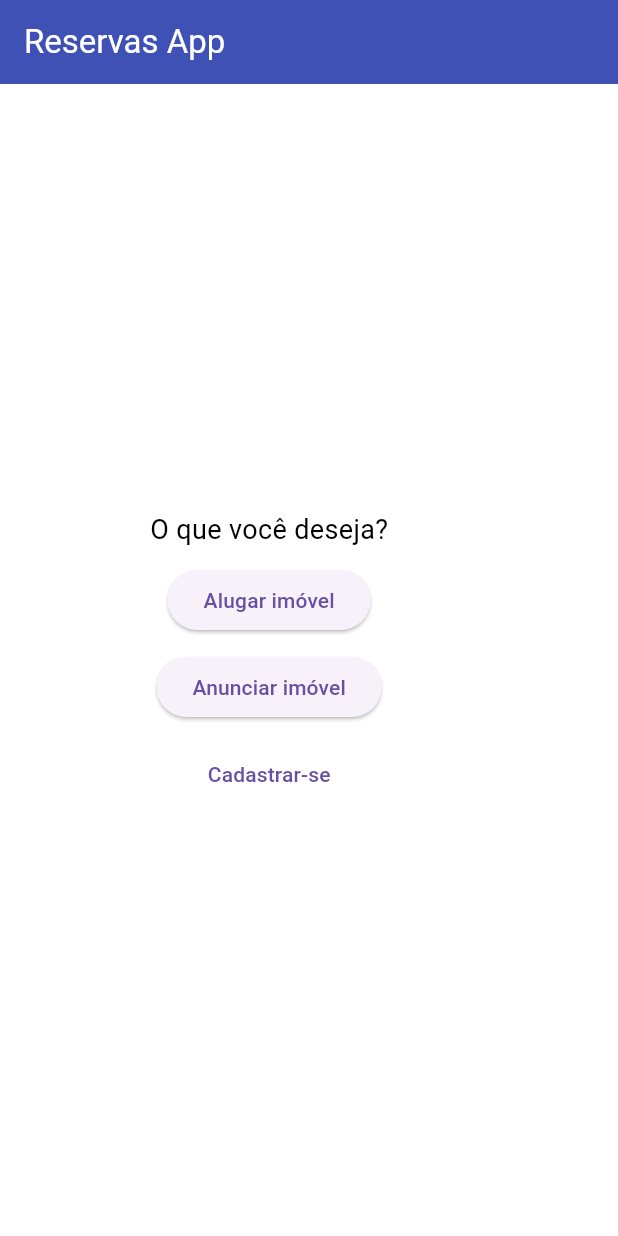
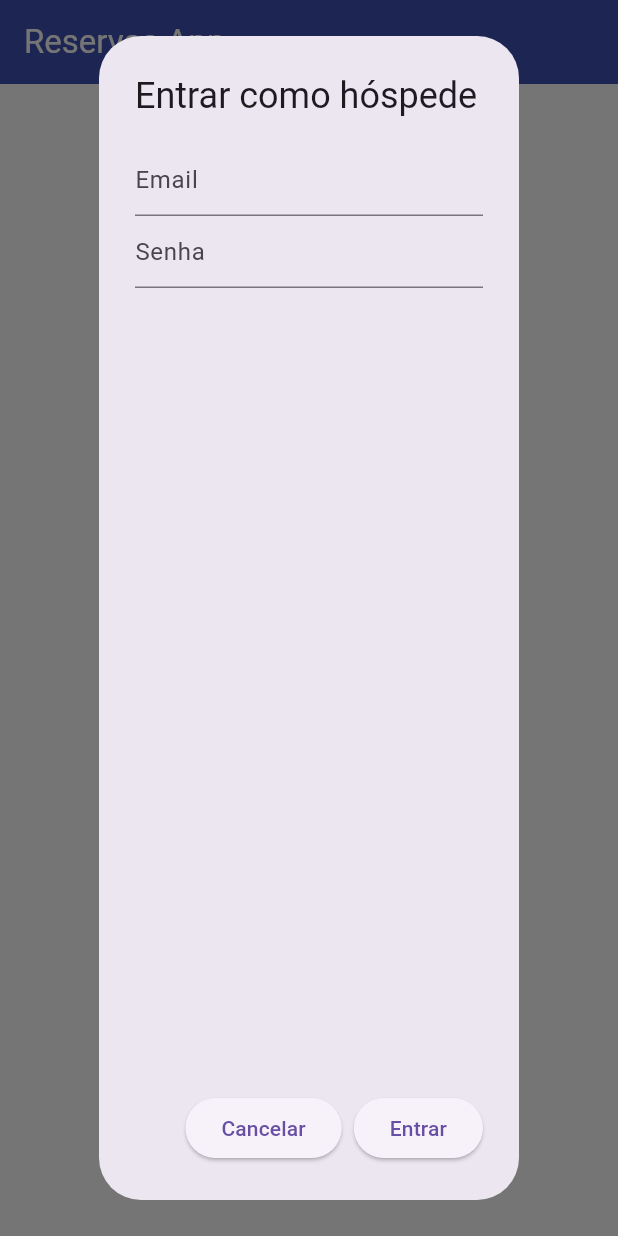
Before and after one commit to jade-mendes/reservas_app, a Flutter app: the screen it shows after launch, after a tap on "Alugar imóvel", on a phone screen of 412 x 824 dp. Run offline on Flutter 3.47's test engine with Material 3 defaults, Android fonts, the phone set to English and light mode, and no system bars; our stand-ins replace sqflite_common_ffi; accounts and stored records are empty; statements that could not run were skipped.

Commit message:
feat: DialogBox do login (incompleta)

```diff
--- a/lib/ui/screens/login.dart
+++ b/lib/ui/screens/login.dart
@@ -1,7 +1,6 @@
 import 'package:flutter/material.dart';
-import 'package:reservas_app/models/booking.dart';
-import 'package:reservas_app/services/booking_service.dart';
 import 'package:reservas_app/ui/screens/sign_up.dart';
+import 'package:reservas_app/services/user_service.dart';
 
 class Login extends StatefulWidget {
   const Login({super.key});
@@ -12,6 +11,9 @@ class Login extends StatefulWidget {
 }
 
 class _LoginState extends State<Login> {
+  final TextEditingController _emailController = TextEditingController();
+  final TextEditingController _passwordController = TextEditingController();
+
   /*  Mudar isso aqui de lugar, mas não sei pra onde */
   /* final BookingService _bookingService = BookingService();
 
@@ -44,6 +46,45 @@ class _LoginState extends State<Login> {
     }
   } */
 
+ void _displayLoginDialog(String userType) {
+  // Mostra uma DialogBox para o usuário digitar email e senha em vez de criar uma tela nova só para isso
+  UserService currentUser = UserService();
+  showDialog(
+      barrierDismissible: false,
+      context: context,
+      builder: (BuildContext context) {
+        return AlertDialog(
+          title: Text('Entrar como $userType'),
+          content: Column(
+            children: [
+              TextField(
+                onChanged: (value) {},
+                controller: _emailController,
+                decoration: InputDecoration(hintText: "Email"),
+              ),
+              TextField(
+                onChanged: (value) {},
+                obscureText: true,
+                obscuringCharacter: '*',
+                controller: _passwordController,
+                decoration: InputDecoration(hintText: "Senha"),
+              )]
+            ),
+          actions: [
+            ElevatedButton(
+                onPressed: () => Navigator.pop(context),
+                child: Text("Cancelar")),
+            ElevatedButton(
+                onPressed: () {
+                  currentUser.authenticateUser(_emailController.text, _passwordController.text);
+                  // TERMINAR ISSO AQUI
+                },
+                child: Text("Entrar"))
+          ]
+        );
+      });
+}
+
   @override
   Widget build(BuildContext context) {
     return Scaffold(
@@ -62,13 +103,13 @@ class _LoginState extends State<Login> {
             Text("O que você deseja?", style: Theme.of(context).textTheme.bodyMedium),
             const SizedBox(height: 10),
             ElevatedButton(
-              onPressed: (){},
+              onPressed: (){ _displayLoginDialog('hóspede');},
               child: Text("Alugar imóvel")),
             const SizedBox(height: 10),
             ElevatedButton(
-              onPressed: (){},
+              onPressed: (){_displayLoginDialog('anfitrião');},
               child: Text("Anunciar imóvel")),
-            const SizedBox(height: 10),
+            const SizedBox(height: 15),
             TextButton(
               onPressed: (){
                 Navigator.pushNamed(context, SignUp.route);
```
